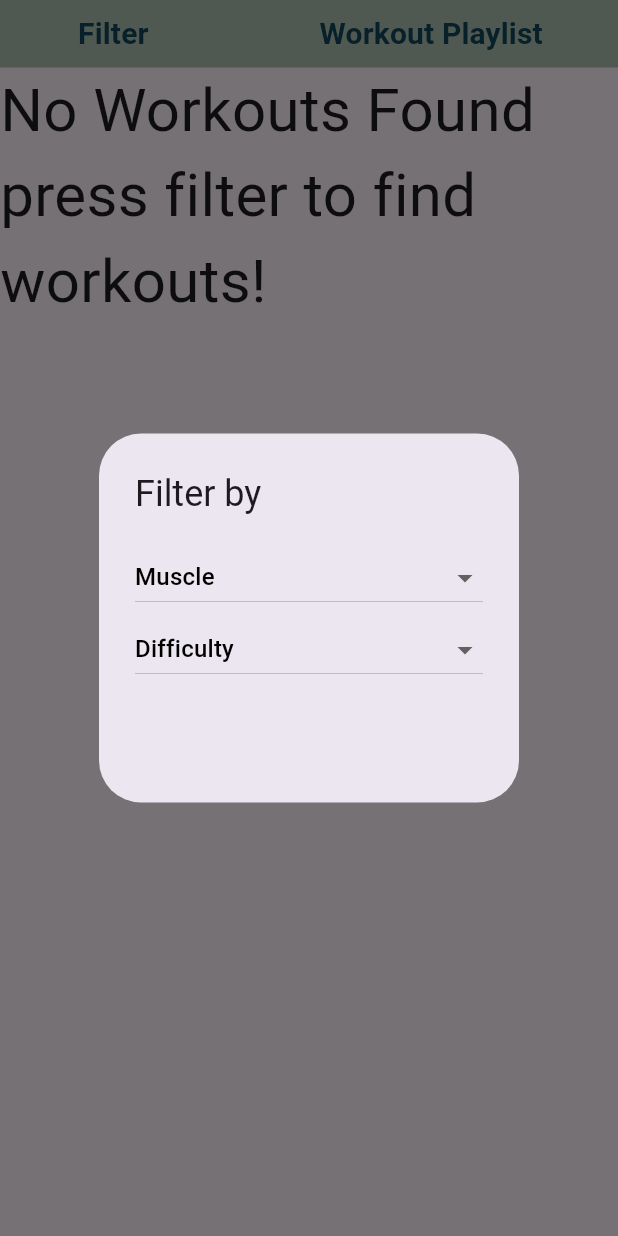
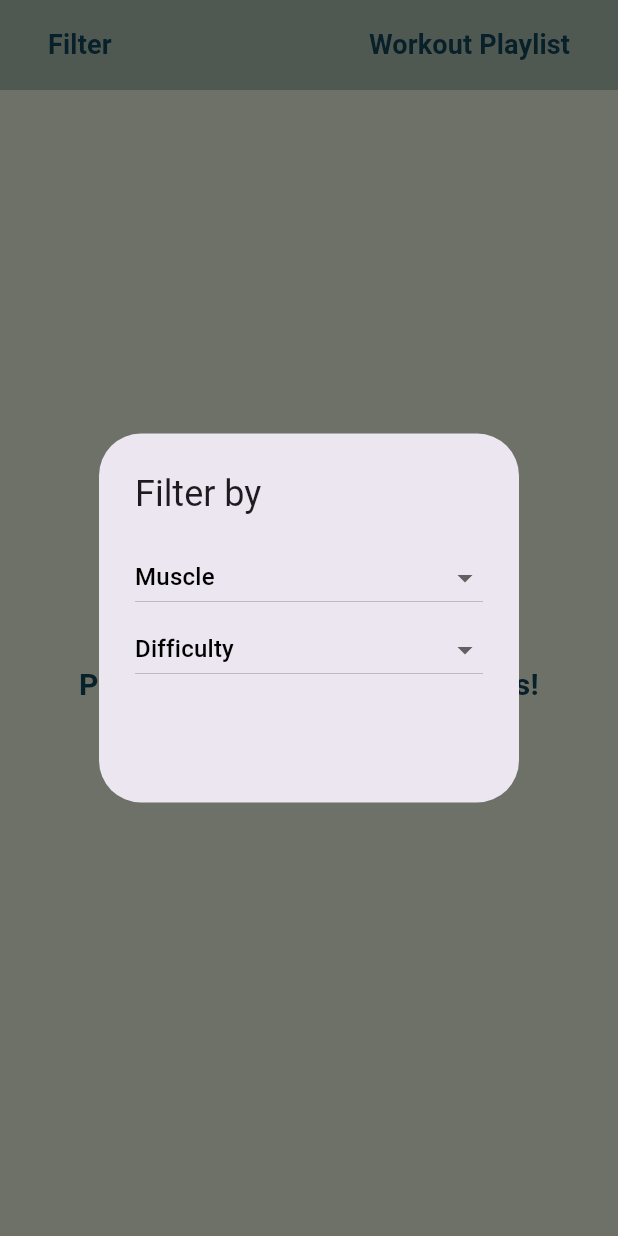
Before and after one commit to mellis0227/workout-tracker, a Flutter app: the WorkoutAPIScreen screen opened directly, after a tap on "Filter", on a phone screen of 412 x 824 dp. Run offline on Flutter 3.47's test engine with Material 3 defaults, Android fonts, the phone set to English and light mode, and no system bars; our stand-ins replace audioplayers, cloud_firestore, firebase_auth, firebase_core, flutter_time_picker_spinner, go_router and 1 more; accounts and stored records are empty.

Commit message:
Set background color to match across all views, improved UI in workout API page.

```diff
--- /dev/null
+++ b/get_fit_app/devtools_options.yaml
@@ -0,0 +1,3 @@
+description: This file stores settings for Dart & Flutter DevTools.
+documentation: https://docs.flutter.dev/tools/devtools/extensions#configure-extension-enablement-states
+extensions:
--- a/get_fit_app/lib/views/activity_log.dart
+++ b/get_fit_app/lib/views/activity_log.dart
@@ -1,9 +1,5 @@
 import 'package:cloud_firestore/cloud_firestore.dart';
-import 'package:firebase_database/firebase_database.dart';
 import 'package:flutter/material.dart';
-import 'package:get_fit_app/views/fitness_alarm_view.dart';
-import 'package:get_fit_app/views/lifting_log_view.dart';
-import 'package:get_fit_app/views/running_log_view.dart';
 import 'package:firebase_auth/firebase_auth.dart';
 
 void main() {
@@ -45,6 +41,7 @@ class _MyHomePageState extends State<ActivityLog> {
         FirebaseFirestore.instance.collection('user_data/$_userID/runs');
 
     return Scaffold(
+      backgroundColor: Color(0xFFEFF6E0),
       body: FutureBuilder<QuerySnapshot>(
         future: runs.get(),
         builder: (BuildContext context, AsyncSnapshot<QuerySnapshot> snapshot) {
--- a/get_fit_app/lib/views/dashboard_view.dart
+++ b/get_fit_app/lib/views/dashboard_view.dart
@@ -47,7 +47,7 @@ class _DashboardViewState extends State<DashboardView> {
   @override
   Widget build(BuildContext context) {
     return Scaffold(
-      backgroundColor: Colors.white70,
+      backgroundColor: Color(0xFFEFF6E0),
       body: Padding(
         //conditional padding for no schedule overflow, temporary solution
         padding: EdgeInsets.all(fullName.length > 12 ? 12 : 18),
--- a/get_fit_app/lib/views/schedule_workouts_view.dart
+++ b/get_fit_app/lib/views/schedule_workouts_view.dart
@@ -44,6 +44,7 @@ class _ScheduleWorkoutView extends State<ScheduleWorkoutView> {
   @override
   Widget build(BuildContext context) {
     return Scaffold(
+      backgroundColor: Color(0xFFEFF6E0),
       body: Column(
         children: [
           SingleChildScrollView(
--- a/get_fit_app/lib/views/workout_api_view.dart
+++ b/get_fit_app/lib/views/workout_api_view.dart
@@ -51,55 +51,130 @@ class _WorkoutAPIScreenState extends State<WorkoutAPIScreen> {
   @override
   Widget build(BuildContext context) {
     return Scaffold(
+      backgroundColor: Color(0xFFEFF6E0),
       body: Column(
         children: [
-        // Header with buttons for filtering and managing workout playlists
+          // Improved Header
           Container(
-          width: 425,
-          height: 45,
+            padding: EdgeInsets.symmetric(horizontal: 20),
+            height: 60,
             decoration: BoxDecoration(
               color: Color(0xFFAEC3B0),
             ),
             child: Row(
+              mainAxisAlignment: MainAxisAlignment.spaceBetween,
               children: [
-              Padding(padding: EdgeInsets.all(20)),
-              // Button to filter workouts by muscle and difficulty
                 TextButton(
-                child: Text("Filter",
+                  onPressed: () {
+                    showDialog(
+                      context: context,
+                      builder: (_) => showFilters(),
+                    );
+                  },
+                  child: Text(
+                    "Filter",
                     style: TextStyle(
                       fontWeight: FontWeight.bold,
                       color: Color(0xFF124559),
-                        fontSize: 20)),
+                      fontSize: 18,
+                    ),
+                  ),
+                ),
+                TextButton(
                   onPressed: () {
-                  // Show the filter dialog
                     showDialog(
                       context: context,
-                      builder: (BuildContext context) => showFilters());
+                      builder: (_) => showPlaylist(),
+                    );
                   },
-              ),
-              Padding(padding: EdgeInsets.all(45)),
-              // Button to manage workout playlists
-              TextButton(
-                  child: Text("Workout Playlist",
+                  child: Text(
+                    "Workout Playlist",
                     style: TextStyle(
                       fontWeight: FontWeight.bold,
                       color: Color(0xFF124559),
-                          fontSize: 20)),
-                  onPressed: () {
-                    // Show the playlist management dialog
-                    showDialog(
-                        context: context,
-                        builder: (BuildContext context) => showPlaylist());
-                  })
+                      fontSize: 18,
+                    ),
+                  ),
+                ),
               ],
             ),
           ),
-        // Display the list of workouts
+
+          // Workouts List
           Expanded(
-          child: _buildWorkoutList(),
+            child: displayedWorkouts.isNotEmpty
+                ? ListView.builder(
+                    padding: const EdgeInsets.all(10),
+                    itemCount: displayedWorkouts.length,
+                    itemBuilder: (BuildContext context, index) {
+                      final workout = displayedWorkouts[index];
+                      return Card(
+                        elevation: 5,
+                        margin: EdgeInsets.symmetric(vertical: 8),
+                        shadowColor: Color(0xFF01161E),
+                        shape: RoundedRectangleBorder(
+                          borderRadius: BorderRadius.circular(12),
+                        ),
+                        child: ListTile(
+                          tileColor: Color(0xFFEFF6E0),
+                          contentPadding: EdgeInsets.symmetric(
+                              horizontal: 16, vertical: 12),
+                          title: Text(
+                            workout["name"],
+                            style: TextStyle(
+                              fontWeight: FontWeight.bold,
+                              fontSize: 16,
+                            ),
+                          ),
+                          subtitle: Column(
+                            crossAxisAlignment: CrossAxisAlignment.start,
+                            children: [
+                              SizedBox(height: 4),
+                              Text("Muscle: ${workout["muscle"]}"),
+                              Text("Type: ${workout["type"]}"),
+                              Text("Difficulty: ${workout["difficulty"]}"),
+                            ],
+                          ),
+                          trailing: Wrap(
+                            direction: Axis.vertical,
+                            spacing: 4,
+                            children: [
+                              TextButton(
+                                child: Text("View"),
+                                onPressed: () =>
+                                    viewInstructionContainer(context, index),
+                              ),
+                              TextButton(
+                                child: Text("Save"),
+                                onPressed: () => showDialog(
+                                  context: context,
+                                  builder: (_) => savePlaylist(index),
+                                ),
                               ),
                             ],
-    ));
+                          ),
+                        ),
+                      );
+                    },
+                  )
+                : Center(
+                    child: Padding(
+                      padding: const EdgeInsets.all(20),
+                      child: Text(
+                        "No workouts found.\nPress 'Filter' to explore workouts!",
+                        textAlign: TextAlign.center,
+                        style: TextStyle(
+                          fontSize: 20,
+                          fontWeight: FontWeight.w600,
+                          color: Color(0xFF124559),
+                        ),
+                      ),
+                    ),
+                  ),
+          ),
+        ],
+      ),
+    );
   }
 
   // Builds the workout list view
```
Lines whose indentation alone changed are shown as unchanged.
